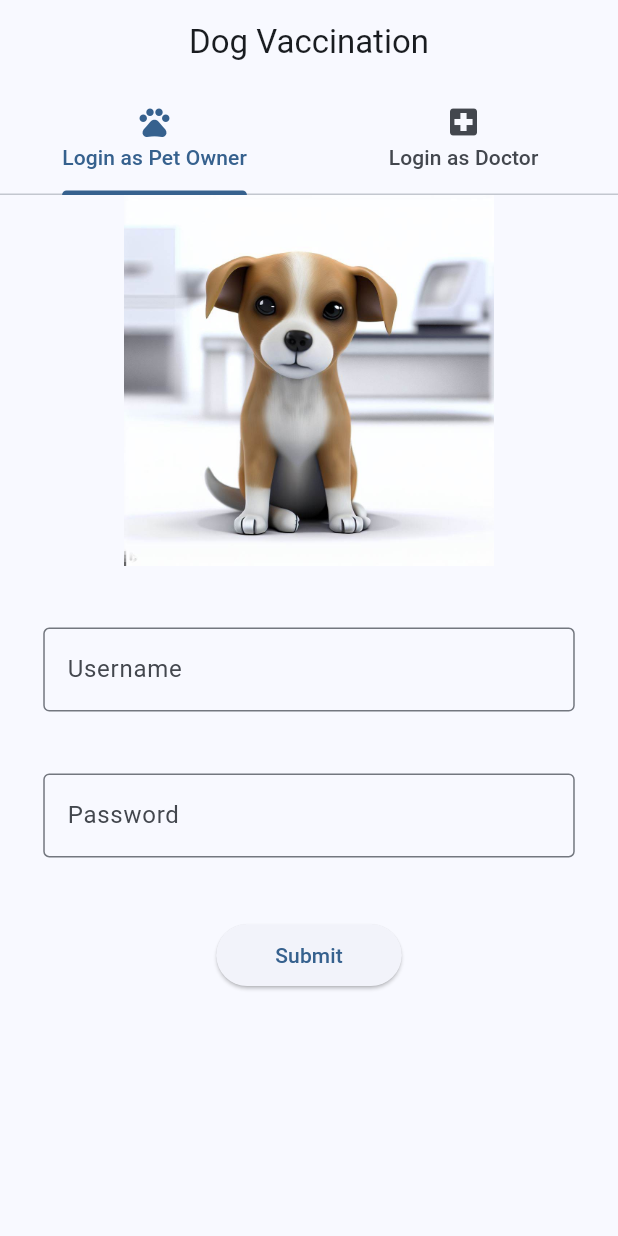
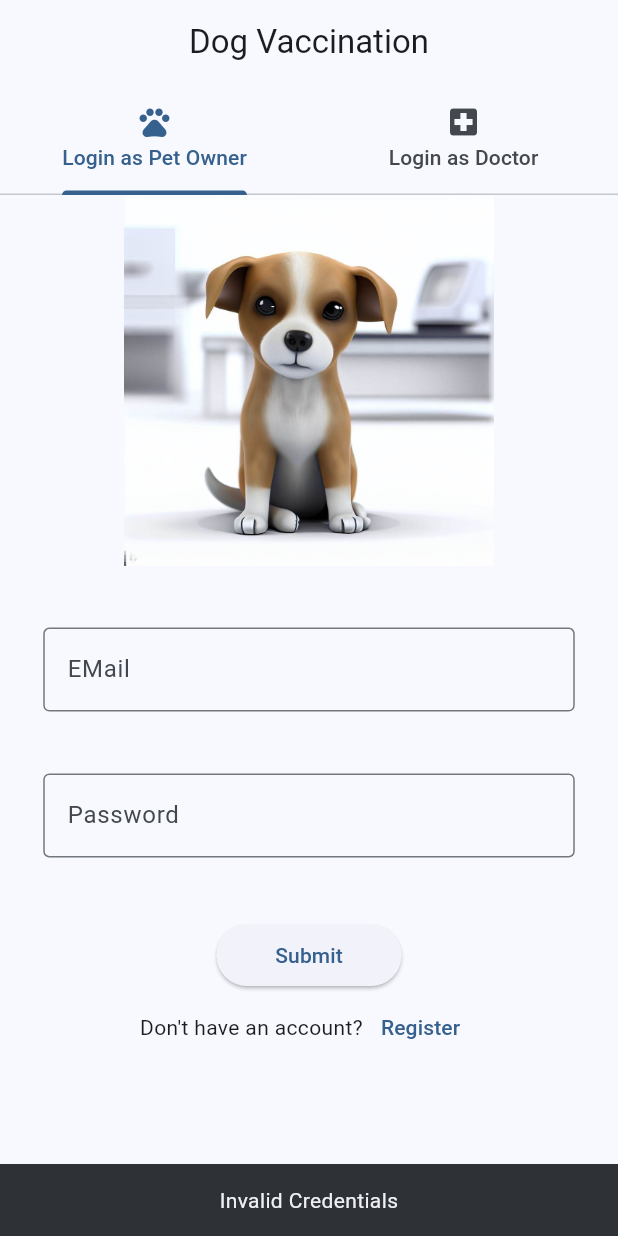
Before and after one commit to dineshb-exe/AnimalVaxFrontEnd, a Flutter app: the screen it shows after launch, after a tap on "Submit", on a phone screen of 412 x 824 dp. Run offline on Flutter 3.47's test engine with Material 2 defaults, Android fonts, the phone set to English and light mode, and no system bars.

```diff
--- a/lib/login/utilities/general_field.dart
+++ b/lib/global_utilities/general_field.dart
@@ -2,7 +2,8 @@ import 'package:flutter/material.dart';
 
 class GeneralField extends StatelessWidget {
   final String placeholder;
-  const GeneralField({Key? key, required this.placeholder}) : super(key: key);
+  final TextEditingController tc;
+  const GeneralField({Key? key, required this.placeholder, required this.tc}) : super(key: key);
 
   @override
   Widget build(BuildContext context) {
@@ -10,13 +11,14 @@ class GeneralField extends StatelessWidget {
       padding: EdgeInsets.fromLTRB(MediaQuery.of(context).size.width*0.07, 0, MediaQuery.of(context).size.width*0.07, MediaQuery.of(context).size.width*0.10),
       child: TextFormField(
         decoration: InputDecoration(
-          labelText: '${placeholder}',
+          labelText: placeholder,
           border: const OutlineInputBorder(),
         ),
-        obscureText: (placeholder=="Password")?true: false,
+        controller: tc,
+        obscureText: (placeholder=="Password"||placeholder=="Confirm Password")?true: false,
         enableSuggestions: true,
         autocorrect: true,
-        keyboardType: (placeholder=="Username")?TextInputType.emailAddress: TextInputType.text,
+        keyboardType: (placeholder=="EMail")?TextInputType.emailAddress: (placeholder=="Date of Birth of Pet(DD/MM/YYYY)")? TextInputType.datetime : TextInputType.text,
         textInputAction: TextInputAction.done,
       ),
     );
--- /dev/null
+++ b/lib/global_utilities/snackbar.dart
@@ -0,0 +1,10 @@
+import 'package:flutter/material.dart';
+
+void snackbar(BuildContext context, String value){
+  ScaffoldMessenger.of(context).showSnackBar(SnackBar(
+    content: Text(
+      value,
+      textAlign: TextAlign.center,
+    ),
+  ));
+}
--- a/lib/login/login_main.dart
+++ b/lib/login/login_main.dart
@@ -1,6 +1,6 @@
 import 'package:flutter/material.dart';
 import '../routes.dart';
-import 'login_widget.dart';
+import 'utilities/login_widget.dart';
 
 class Login extends StatelessWidget {
   const Login({Key? key}) : super(key: key);
@@ -35,7 +35,7 @@ class Login extends StatelessWidget {
             ),
             LoginWidget(
               type: "Doc",
-            )
+            ),
           ],
         )
       ),
--- a/lib/login/login_widget.dart
+++ /dev/null
@@ -1,48 +0,0 @@
-import 'dart:ui';
-
-import 'package:animal_vax/login/utilities/login_header.dart';
-import 'package:animal_vax/login/utilities/general_field.dart';
-import 'package:flutter/material.dart';
-
-class LoginWidget extends StatefulWidget {
-  String type="Doc";
-  LoginWidget({Key? key, required this.type}) : super(key: key);
-
-  @override
-  State<LoginWidget> createState() => _LoginWidgetState();
-}
-
-class _LoginWidgetState extends State<LoginWidget> {
-  final formkey = GlobalKey<FormState>();
-  @override
-  Widget build(BuildContext context) {
-    return Scaffold(
-      body: SingleChildScrollView(
-        child: Form(
-          key: formkey,
-          child: Column(
-            children: [
-              LoginHeader(
-                type: "${widget.type}",
-              ),
-              SizedBox(
-                height: MediaQuery.of(context).size.height*0.05,
-              ),
-              GeneralField(placeholder: "Username",),
-              GeneralField(placeholder: "Password"),
-              ElevatedButton(
-                onPressed: () {},
-                style: ElevatedButton.styleFrom(
-                  minimumSize: Size(MediaQuery.of(context).size.width*0.3,MediaQuery.of(context).size.height*0.05),
-                ),
-                child: const Text(
-                  "Submit",
-                ),
-              ),
-            ],
-          ),
-        ),
-      )
-    );
-  }
-}
--- /dev/null
+++ b/lib/login/utilities/login_widget.dart
@@ -0,0 +1,96 @@
+import 'dart:ui';
+
+import 'package:animal_vax/global_utilities/snackbar.dart';
+import 'package:animal_vax/login/utilities/login_header.dart';
+import 'package:animal_vax/global_utilities/general_field.dart';
+import 'package:flutter/material.dart';
+
+import '../../routes.dart';
+
+class LoginWidget extends StatefulWidget {
+  String type="Doc";
+  LoginWidget({Key? key, required this.type}) : super(key: key);
+
+  @override
+  State<LoginWidget> createState() => _LoginWidgetState();
+}
+
+class _LoginWidgetState extends State<LoginWidget> {
+  final formkey = GlobalKey<FormState>();
+  TextEditingController unameCont = TextEditingController();
+  TextEditingController passCont = TextEditingController();
+
+  bool credentialCheck(String username, String password){
+    return (username == "test" && password == "test")? true:false;
+  }
+
+  void onSubmit(){
+    String uname = unameCont.text;
+    String pwd = passCont.text;
+    if(credentialCheck(uname, pwd)){
+      Navigator.popAndPushNamed(
+        context,
+        RouteManager.location,
+        arguments: {
+          "uname": "${uname}",
+        }
+      );
+    }
+    else{
+      snackbar(context, "Invalid Credentials");
+    }
+  }
+  @override
+  Widget build(BuildContext context) {
+    return Scaffold(
+      body: SingleChildScrollView(
+        child: Form(
+          key: formkey,
+          child: Column(
+            children: [
+              LoginHeader(
+                type: "${widget.type}",
+              ),
+              SizedBox(
+                height: MediaQuery.of(context).size.height*0.05,
+              ),
+              GeneralField(
+                placeholder: "EMail",
+                tc: unameCont,
+              ),
+              GeneralField(
+                placeholder: "Password",
+                tc: passCont,
+              ),
+              ElevatedButton(
+                onPressed: onSubmit,
+                style: ElevatedButton.styleFrom(
+                  minimumSize: Size(MediaQuery.of(context).size.width*0.3,MediaQuery.of(context).size.height*0.05),
+                ),
+                child: const Text(
+                  "Submit",
+                ),
+              ),
+              Row(
+                mainAxisAlignment: MainAxisAlignment.center,
+                children: [
+                  Text(
+                      "Don't have an account?"
+                  ),
+                  TextButton(
+                      onPressed: (){
+                        Navigator.pushNamed(context, RouteManager.register);
+                      },
+                      child: Text(
+                        "Register",
+                      )
+                  ),
+                ],
+              )
+            ],
+          ),
+        ),
+      )
+    );
+  }
+}
--- a/lib/routes.dart
+++ b/lib/routes.dart
@@ -1,11 +1,15 @@
-import 'package:animal_vax/login/login_widget.dart';
+import 'package:animal_vax/location/location_main.dart';
+import 'package:animal_vax/login/utilities/login_widget.dart';
+import 'package:animal_vax/registration/confirmation.dart';
+import 'package:animal_vax/registration/reg_main.dart';
 import 'package:flutter/material.dart';
 import 'login/login_main.dart';
 
 class RouteManager{
   static const String loginPage = '/';
   static const String register = '/register';
-  static const String loginPet = '/thirdPage';
+  static const String registerConfirmation = '/registerConfirmation';
+  static const String location = '/location';
 
   static Route<dynamic> generateRoute(RouteSettings settings){
     var valuesReceived;
@@ -19,11 +23,17 @@ class RouteManager{
         );
       case register:
         return MaterialPageRoute(
-          builder: (context) => const Login(),
+          builder: (context) => Register(),
         );
-      case loginPet:
+      case location:
         return MaterialPageRoute(
-          builder: (context) => const Login(),
+          builder: (context) => LocationChoice(
+            uname: valuesReceived["uname"],
+          ),
+        );
+      case registerConfirmation:
+        return MaterialPageRoute(
+          builder: (context) => RegConfirmation(),
         );
       default:
         throw const FormatException('Routing la error irukku');
--- a/pubspec.yaml
+++ b/pubspec.yaml
@@ -63,6 +63,7 @@ flutter:
   - assets/Dog2.jpeg
   - assets/Docs.jpeg
   - assets/Dog3.jpeg
+  - assets/location.jpeg
 #   - images/a_dot_ham.jpeg
 
   # An image asset can refer to one or more resolution-specific "variants", see
```
Also changed, not shown: lib/location/location_main.dart (added, +39 -0 lines), lib/location/utilities/location_image.dart (added, +10 -0 lines), lib/new_pet/new_pet_main.dart (added, +19 -0 lines), lib/new_pet/utilities/new_pet_widget.dart (added, +63 -0 lines), lib/registration/confirmation.dart (added, +41 -0 lines), lib/registration/reg_main.dart (added, +19 -0 lines), lib/registration/utilities/register_widget.dart (added, +88 -0 lines), assets/location.jpeg (added).
